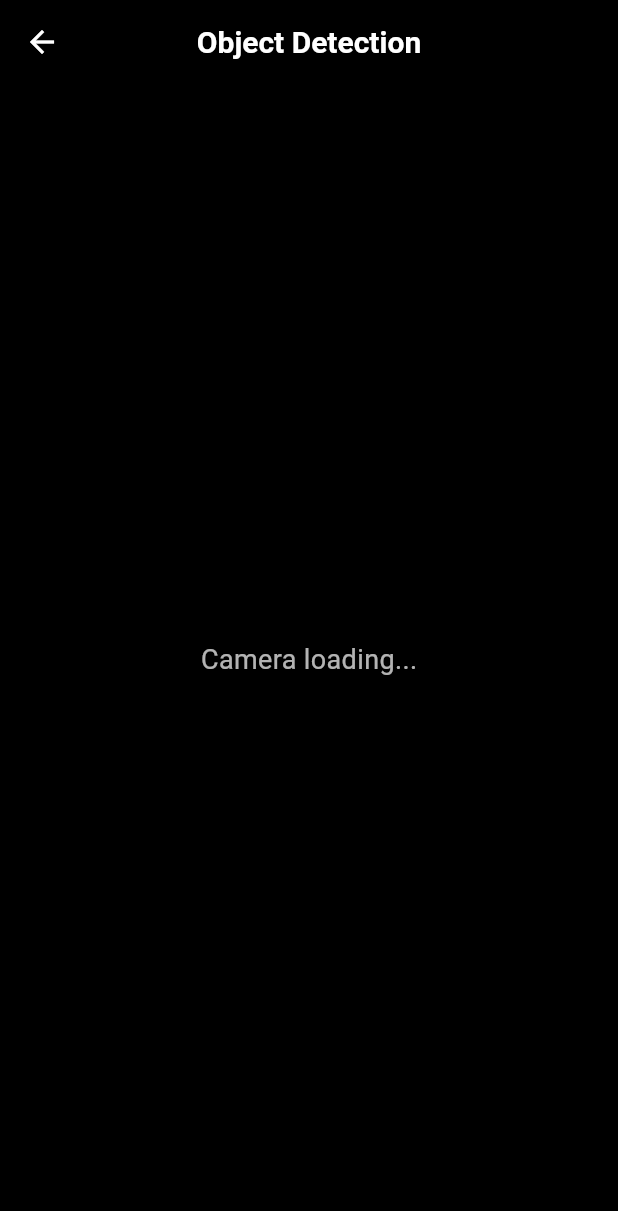
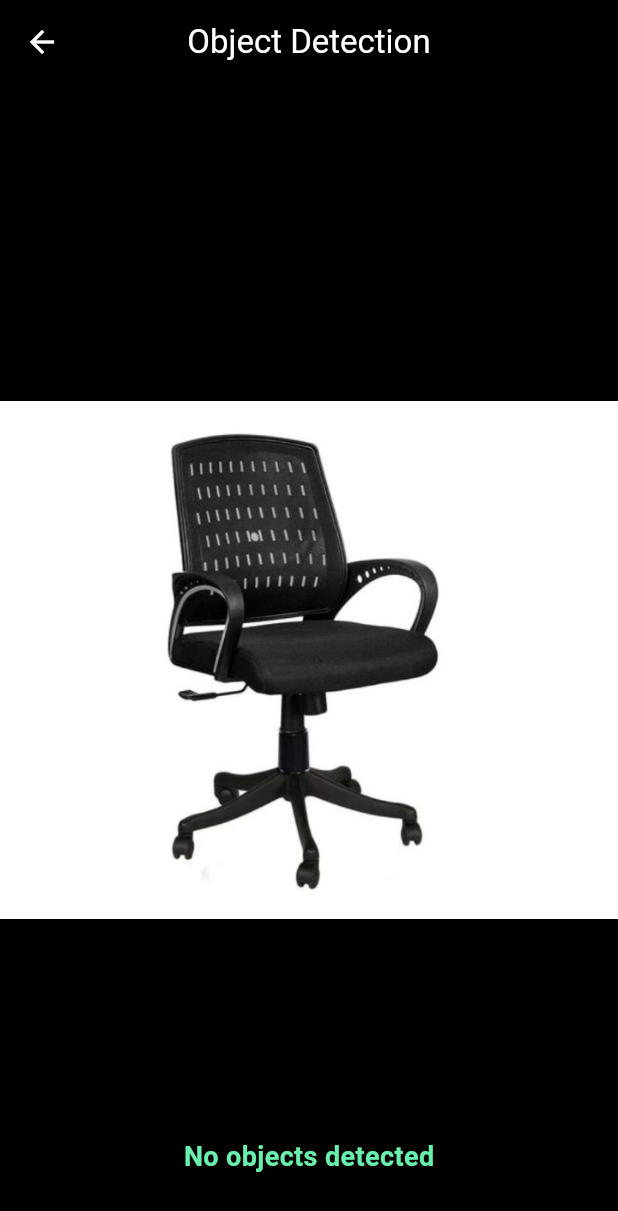
Before and after one commit to Gaurav-Basnet/Visual_Assistant, a Flutter app: the screen it shows after launch, after a tap on "open home", on a phone screen of 412 x 824 dp. Shown: the top 1211 px of the screen. Run offline on Flutter 3.47's test engine with Material 3 defaults, Android fonts, the light colour scheme and no system bars; our stand-ins replace camera, flutter_tts, speech_to_text; missing offline and left inert: google_mlkit_object_detection, volume_controller.

Commit message:
Object Detection Using Single Image

```diff
--- a/lib/pages/obdetection.dart
+++ b/lib/pages/obdetection.dart
@@ -1,4 +1,9 @@
+import 'dart:io';
+
 import 'package:flutter/material.dart';
+import 'package:flutter/services.dart';
+import 'package:google_mlkit_object_detection/google_mlkit_object_detection.dart';
+import 'package:path_provider/path_provider.dart';
 import 'package:visual_assistant/data/speak.dart';
 
 class Obdetection extends StatefulWidget {
@@ -9,37 +14,130 @@ class Obdetection extends StatefulWidget {
 }
 
 class _ObdetectionState extends State<Obdetection> {
+  late ObjectDetector objectDetector;
+  bool _isProcessing = false;
+  List<String> detectedLabels = [];
+
   @override
   void initState() {
+    super.initState();
     Speak.init();
     Speak.say("Object Detection Opened");
-    super.initState();
+
+    // Initialize ML Kit Object Detector
+    objectDetector = ObjectDetector(
+      options: ObjectDetectorOptions(
+        mode: DetectionMode.single,
+        classifyObjects: true,
+        multipleObjects: true,
+      ),
+    );
+
+    // Start detection on asset image
+    _processAssetImage('assets/images/chair.jpg');
+  }
+
+  /// Copy asset to temporary file so ML Kit can read it
+  Future<String> _copyAssetToFile(String assetPath) async {
+    final byteData = await rootBundle.load(assetPath);
+    final tempDir = await getTemporaryDirectory();
+    final fileName = assetPath.split('/').last;
+    final file = File('${tempDir.path}/$fileName');
+    await file.writeAsBytes(byteData.buffer.asUint8List());
+    return file.path;
+  }
+
+  /// Process the image and update UI with detected objects
+  Future<void> _processAssetImage(String assetPath) async {
+    if (_isProcessing) return;
+    _isProcessing = true;
+
+    try {
+      final filePath = await _copyAssetToFile(assetPath);
+      final inputImage = InputImage.fromFilePath(filePath);
+
+      final objects = await objectDetector.processImage(inputImage);
+
+      if (objects.isEmpty) {
+        detectedLabels = ['No objects detected'];
+        Speak.say("No objects detected");
+      } else {
+        // Extract unique labels
+        detectedLabels = objects
+            .where((o) => o.labels.isNotEmpty)
+            .map((o) => o.labels.first.text)
+            .toSet()
+            .toList();
+
+        if (detectedLabels.isNotEmpty) {
+          Speak.say("Detected ${detectedLabels.join(', ')}");
+        }
+      }
+
+      setState(() {});
+    } catch (e) {
+      detectedLabels = ['Detection failed'];
+      print('Error detecting objects: $e');
+      setState(() {});
+    } finally {
+      _isProcessing = false;
+    }
+  }
+
+  @override
+  void dispose() {
+    objectDetector.close();
+    super.dispose();
   }
 
   @override
   Widget build(BuildContext context) {
     return Scaffold(
-      backgroundColor: Colors.black, // Dark background
+      backgroundColor: Colors.black,
       appBar: AppBar(
-        title: const Text(
-          "Object Detection",
-          style: TextStyle(fontSize: 20, fontWeight: FontWeight.bold),
-        ),
+        title: const Text("Object Detection"),
         centerTitle: true,
         backgroundColor: Colors.black,
         foregroundColor: Colors.white,
-        elevation: 0,
       ),
-
-      // Placeholder until we add camera view
-      body: const Center(
-        child: Text(
-          "Camera loading...",
-          style: TextStyle(color: Colors.white70, fontSize: 18),
-        ),
+      body: Stack(
+        children: [
+          Center(
+            child: Image.asset('assets/images/chair.jpg', fit: BoxFit.contain),
+          ),
+          if (detectedLabels.isNotEmpty)
+            Positioned(
+              bottom: 30,
+              left: 20,
+              right: 20,
+              child: Container(
+                padding: const EdgeInsets.symmetric(
+                  horizontal: 16,
+                  vertical: 10,
+                ),
+                decoration: BoxDecoration(
+                  color: Colors.black.withOpacity(0.6),
+                  borderRadius: BorderRadius.circular(12),
+                ),
+                child: Column(
+                  mainAxisSize: MainAxisSize.min,
+                  children: detectedLabels
+                      .map(
+                        (label) => Text(
+                          label,
+                          style: const TextStyle(
+                            color: Colors.greenAccent,
+                            fontSize: 18,
+                            fontWeight: FontWeight.bold,
+                          ),
+                        ),
+                      )
+                      .toList(),
+                ),
+              ),
+            ),
+        ],
       ),
     );
   }
-
-  void initautoSpeeK() {}
 }
--- a/lib/widgetstree.dart
+++ b/lib/widgetstree.dart
@@ -106,7 +106,7 @@ class _WidgetstreeState extends State<Widgetstree> {
         },
         partialResults: false,
         listenMode: ListenMode.confirmation,
-        pauseFor: const Duration(minutes: 0),
+        pauseFor: const Duration(minutes: 5),
         listenFor: const Duration(minutes: 30),
       );
 
```
Also changed, not shown: pubspec.yaml (+6 -2 lines), assets/images/chair.jpg (added), assets/images/watch.jpg (added), pubspec.lock, 1 other file.
